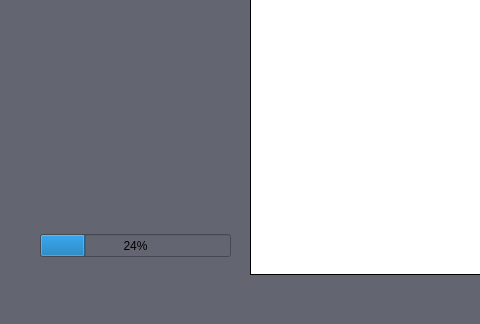
Qt form tp4/advance.ui (Remi-Guijarro/-ENSIIE-Programmation-Imperative) before a commit; both pictures show x 0 to 480 and y 526 to 850 of the 1300 by 850 pixel window.
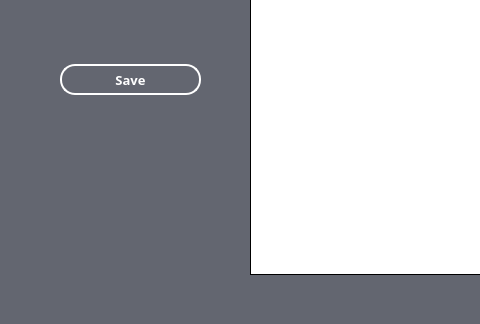
The same form after that commit.

```diff
--- a/tp4/advance.ui
+++ b/tp4/advance.ui
@@ -470,17 +470,43 @@
      <string>Inversion</string>
     </property>
    </widget>
-   <widget class="QProgressBar" name="progressBar">
+   <widget class="QPushButton" name="save">
     <property name="geometry">
      <rect>
-      <x>40</x>
-      <y>760</y>
-      <width>191</width>
-      <height>23</height>
+      <x>60</x>
+      <y>590</y>
+      <width>141</width>
+      <height>31</height>
      </rect>
     </property>
-    <property name="value">
-     <number>24</number>
+    <property name="font">
+     <font>
+      <family>Sitka Small</family>
+      <pointsize>10</pointsize>
+      <weight>75</weight>
+      <bold>true</bold>
+     </font>
+    </property>
+    <property name="cursor">
+     <cursorShape>PointingHandCursor</cursorShape>
+    </property>
+    <property name="styleSheet">
+     <string notr="true">QPushButton{
+	color:white;
+	border:2px solid white;
+	border-radius:15px;
+	transition : all ease 1s;
+}
+
+
+QPushButton:hover
+{
+   background-color:white;
+   color:rgb(99, 102, 112);
+}</string>
+    </property>
+    <property name="text">
+     <string>Save</string>
     </property>
    </widget>
   </widget>
```
